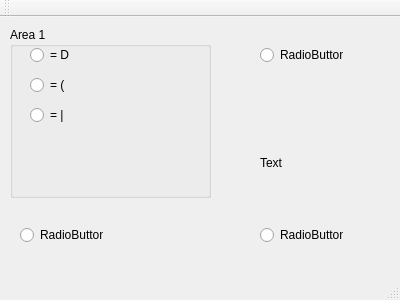
Chia-ChunHsu/QtTutorial, file L03RadioButton/mainwindow.ui: the form before one commit.
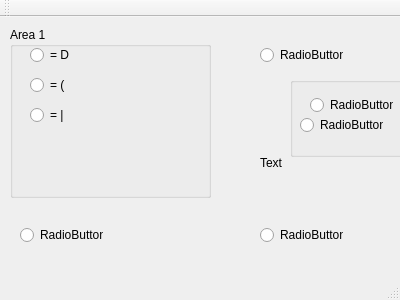
The form after the commit.

Patch:
```diff
--- a/L03RadioButton/mainwindow.ui
+++ b/L03RadioButton/mainwindow.ui
@@ -118,6 +118,45 @@
      <string>Text</string>
     </property>
    </widget>
+   <widget class="QGroupBox" name="groupBox_2">
+    <property name="geometry">
+     <rect>
+      <x>290</x>
+      <y>60</y>
+      <width>120</width>
+      <height>80</height>
+     </rect>
+    </property>
+    <property name="title">
+     <string/>
+    </property>
+    <widget class="QRadioButton" name="radioButton_7">
+     <property name="geometry">
+      <rect>
+       <x>20</x>
+       <y>20</y>
+       <width>83</width>
+       <height>16</height>
+      </rect>
+     </property>
+     <property name="text">
+      <string>RadioButton</string>
+     </property>
+    </widget>
+    <widget class="QRadioButton" name="radioButton_8">
+     <property name="geometry">
+      <rect>
+       <x>10</x>
+       <y>40</y>
+       <width>83</width>
+       <height>16</height>
+      </rect>
+     </property>
+     <property name="text">
+      <string>RadioButton</string>
+     </property>
+    </widget>
+   </widget>
   </widget>
   <widget class="QMenuBar" name="menuBar">
    <property name="geometry">
```
